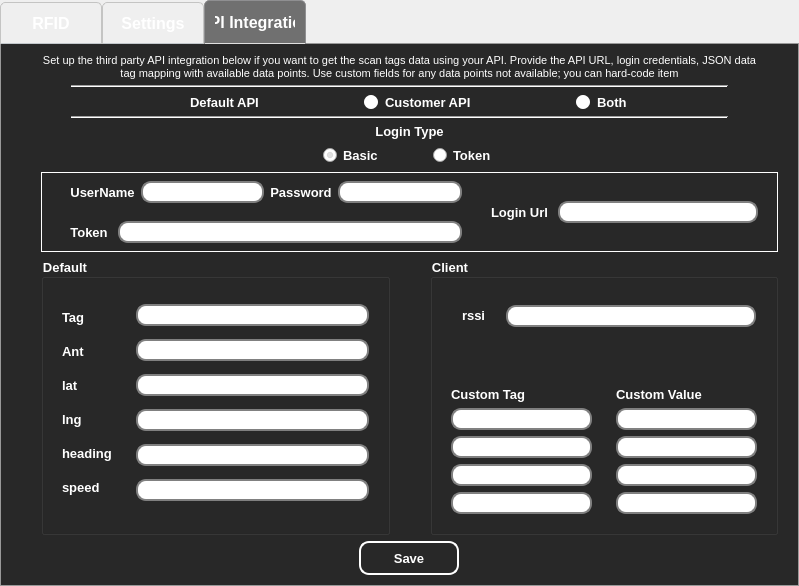
This is ui/main.ui in DevGuruPro/rfid-python as Qt 5 draws it before an edit. The edited form follows.
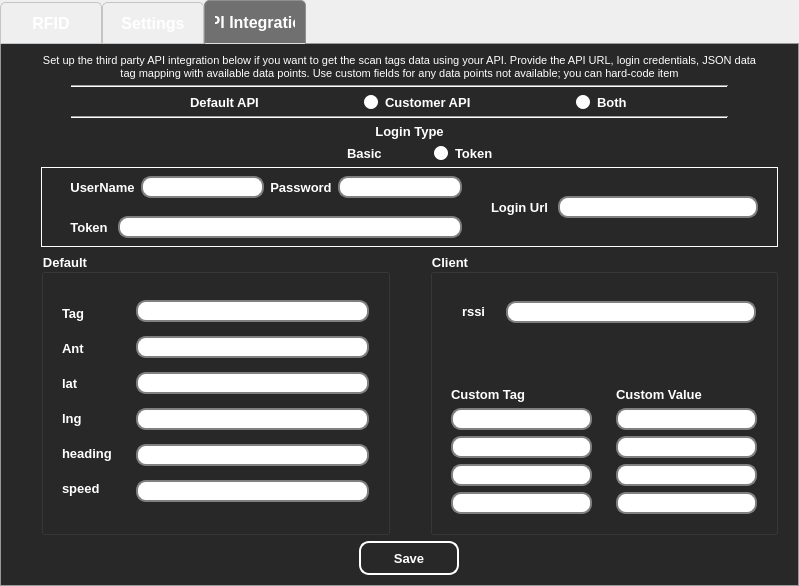
This is the edited form. The open tabs and pages were chosen to show the change. Icons and pictures are not drawn.

```diff
--- a/ui/main.ui
+++ b/ui/main.ui
@@ -2674,6 +2674,30 @@
                            <bold>true</bold>
                           </font>
                          </property>
+                         <property name="styleSheet">
+                          <string notr="true">QRadioButton{
+	color: white;
+}
+
+QRadioButton::indicator {  
+    width: 16px;  
+    height: 16px;  
+	border-radius: 8px;
+}  
+
+QRadioButton::indicator:unchecked {
+	width: 14px;  
+    height: 14px;
+	margin: 1px;
+    background-color: white;
+	border-radius: 7px;
+}
+
+QRadioButton::indicator:checked {
+	border-radius: 8px;
+    image: url(:/img/radiomark.png);  /* Use a custom image if needed */  
+ }</string>
+                         </property>
                          <property name="text">
                           <string>Basic</string>
                          </property>
@@ -2697,6 +2721,30 @@
                            <bold>true</bold>
                           </font>
                          </property>
+                         <property name="styleSheet">
+                          <string notr="true">QRadioButton{
+	color: white;
+}
+
+QRadioButton::indicator {  
+    width: 16px;  
+    height: 16px;  
+	border-radius: 8px;
+}  
+
+QRadioButton::indicator:unchecked {
+	width: 14px;  
+    height: 14px;
+	margin: 1px;
+    background-color: white;
+	border-radius: 7px;
+}
+
+QRadioButton::indicator:checked {
+	border-radius: 8px;
+    image: url(:/img/radiomark.png);  /* Use a custom image if needed */  
+ }</string>
+                         </property>
                          <property name="text">
                           <string>Token</string>
                          </property>
@@ -3169,6 +3217,9 @@
                             <property name="text">
                              <string/>
                             </property>
+                            <property name="readOnly">
+                             <bool>true</bool>
+                            </property>
                            </widget>
                           </item>
                           <item>
@@ -3180,6 +3231,9 @@
                               <bold>true</bold>
                              </font>
                             </property>
+                            <property name="readOnly">
+                             <bool>true</bool>
+                            </property>
                            </widget>
                           </item>
                           <item>
@@ -3191,6 +3245,9 @@
                               <bold>true</bold>
                              </font>
                             </property>
+                            <property name="readOnly">
+                             <bool>true</bool>
+                            </property>
                            </widget>
                           </item>
                           <item>
@@ -3202,6 +3259,9 @@
                               <bold>true</bold>
                              </font>
                             </property>
+                            <property name="readOnly">
+                             <bool>true</bool>
+                            </property>
                            </widget>
                           </item>
                           <item>
@@ -3224,6 +3284,9 @@
                               <bold>true</bold>
                              </font>
                             </property>
+                            <property name="readOnly">
+                             <bool>true</bool>
+                            </property>
                            </widget>
                           </item>
                          </layout>
@@ -3321,6 +3384,9 @@
                             <property name="text">
                              <string/>
                             </property>
+                            <property name="readOnly">
+                             <bool>true</bool>
+                            </property>
                            </widget>
                           </item>
                          </layout>
```
Left out of the diff: 19 changed lines with no effect on the pictures.
